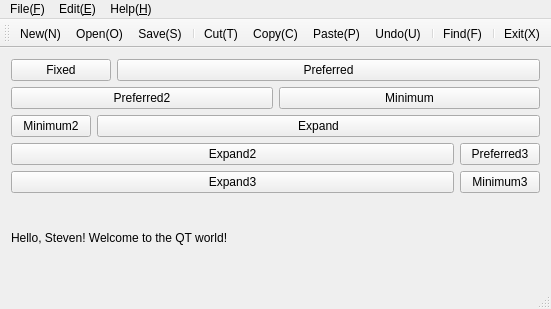
Qt form qt/samples/src/mainwindow.ui (youdeshan/material) before a commit.
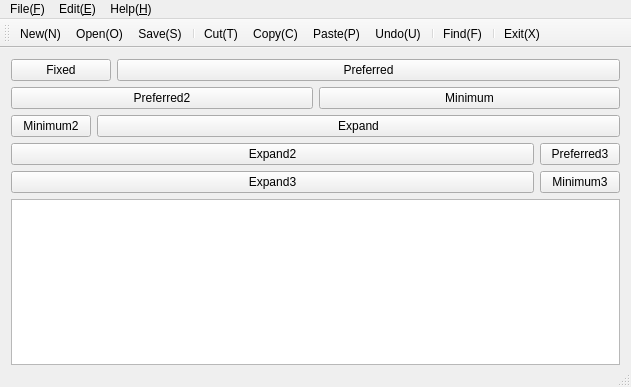
The same form after that commit. Icons and pictures are not drawn.

Commit message: add notepad implement

```diff
--- a/qt/samples/src/mainwindow.ui
+++ b/qt/samples/src/mainwindow.ui
@@ -6,8 +6,8 @@
    <rect>
     <x>0</x>
     <y>0</y>
-    <width>551</width>
-    <height>309</height>
+    <width>631</width>
+    <height>387</height>
    </rect>
   </property>
   <property name="sizePolicy">
@@ -20,7 +20,10 @@
    <string>MainWindow</string>
   </property>
   <widget class="QWidget" name="centralWidget">
-   <layout class="QVBoxLayout" name="verticalLayout">
+   <layout class="QVBoxLayout" name="verticalLayout" stretch="0,0,0,0,0,1">
+    <property name="bottomMargin">
+     <number>0</number>
+    </property>
     <item>
      <layout class="QHBoxLayout" name="horizontalLayout">
       <item>
@@ -178,17 +181,7 @@
      </layout>
     </item>
     <item>
-     <widget class="QLabel" name="label">
-      <property name="sizePolicy">
-       <sizepolicy hsizetype="Expanding" vsizetype="Preferred">
-        <horstretch>1</horstretch>
-        <verstretch>0</verstretch>
-       </sizepolicy>
-      </property>
-      <property name="text">
-       <string>Hello, Steven! Welcome to the QT world!</string>
-      </property>
-     </widget>
+     <widget class="QTextEdit" name="textEdit"/>
     </item>
    </layout>
   </widget>
@@ -197,7 +190,7 @@
     <rect>
      <x>0</x>
      <y>0</y>
-     <width>551</width>
+     <width>631</width>
      <height>23</height>
     </rect>
    </property>
```
Left out of the diff: 155 changed lines with no effect on the pictures. The commit also changes 2 other files.
